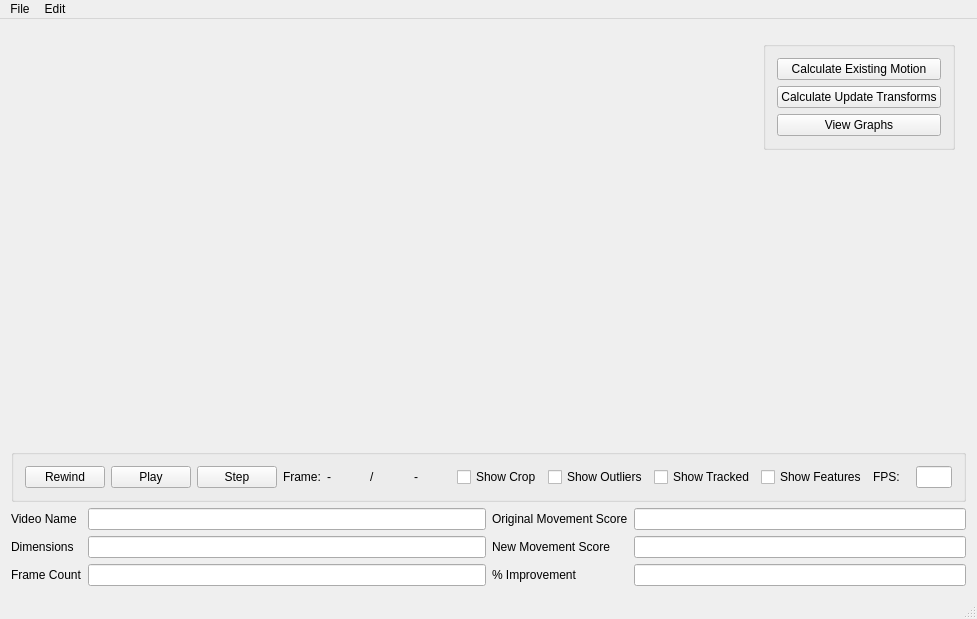
Above: mainwindow.ui from oliw/motion before the change. Below: the same form after it.
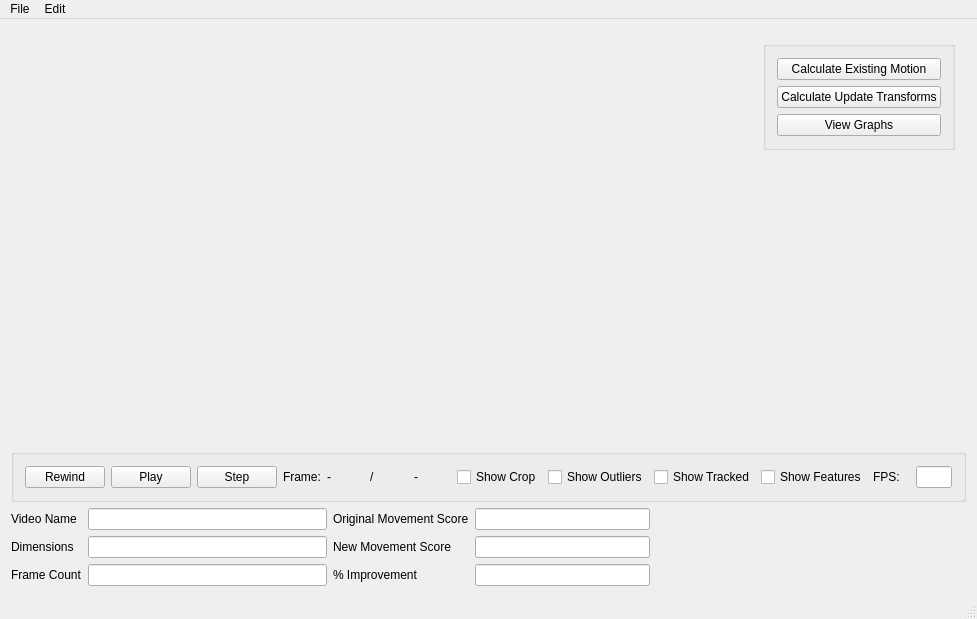
That is the form after the change.

Patch:
```diff
--- a/mainwindow.ui
+++ b/mainwindow.ui
@@ -348,6 +348,19 @@
         </item>
        </layout>
       </item>
+      <item>
+       <spacer name="horizontalSpacer">
+        <property name="orientation">
+         <enum>Qt::Horizontal</enum>
+        </property>
+        <property name="sizeHint" stdset="0">
+         <size>
+          <width>40</width>
+          <height>20</height>
+         </size>
+        </property>
+       </spacer>
+      </item>
      </layout>
     </item>
    </layout>
```
Left out of the diff: 1 changed line with no effect on the pictures.
